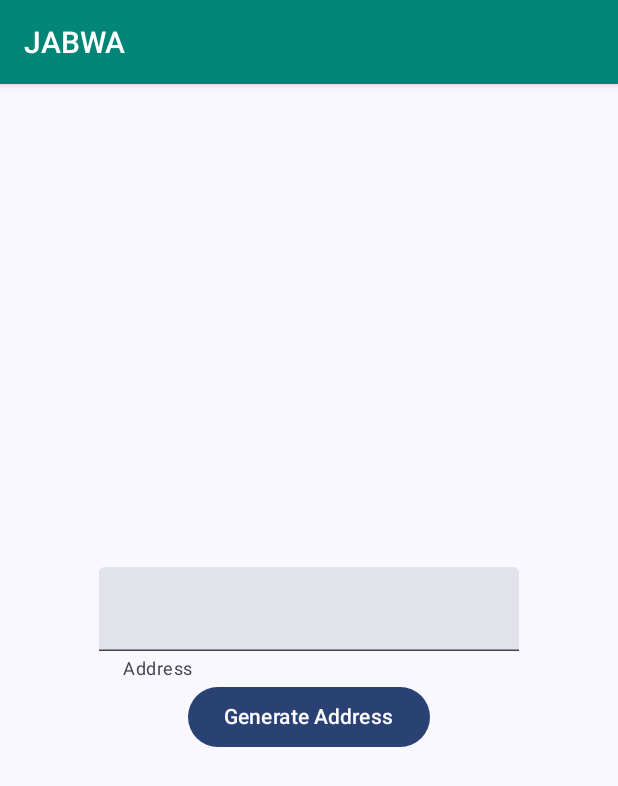
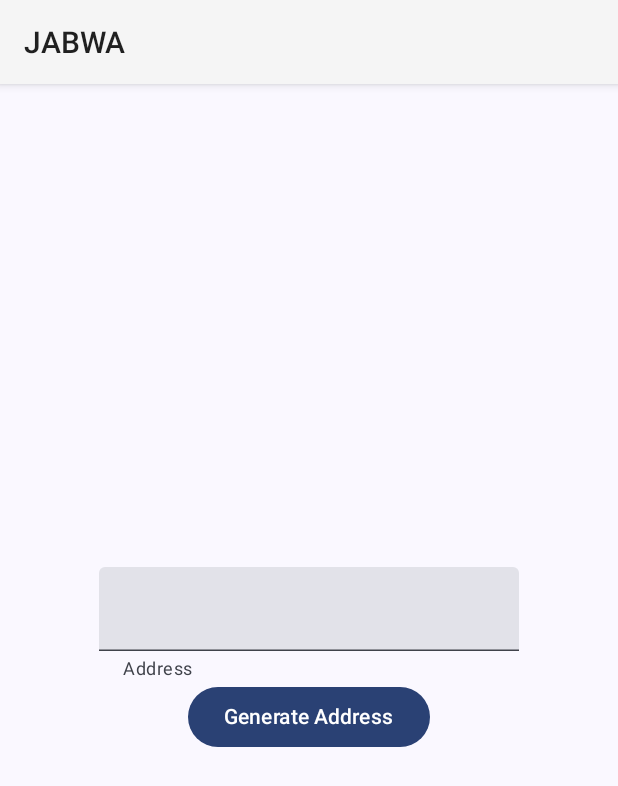
Before and after one commit to caiofaustino/jabwa, an Android app built with Jetpack Compose: the screen it shows after launch (MainActivity), on a phone screen of 412 x 824 dp. Shown: the top 786 px of the screen. Run offline under Robolectric (Android 15) with nearby library versions, the phone set to English and light mode, and no system bars.

Commit message:
Delete old UI approach.

```diff
--- a/app/build.gradle.kts
+++ b/app/build.gradle.kts
@@ -67,9 +67,6 @@ dependencies {
 
     debugImplementation(libs.compose.ui.tooling)
 
-    implementation(libs.androidx.appcompat)
-    implementation(libs.androidx.constraintlayout)
-
     implementation(libs.bouncycastle.bcprov.jdk15on)
 
     testImplementation(libs.junit)
--- a/app/src/main/AndroidManifest.xml
+++ b/app/src/main/AndroidManifest.xml
@@ -10,7 +10,7 @@
             android:label="@string/app_name"
             android:roundIcon="@mipmap/ic_launcher_round"
             android:supportsRtl="true"
-            android:theme="@style/AppTheme">
+            android:theme="@style/JabwaTheme">
 
         <activity
             android:name=".MainActivity"
--- a/app/src/main/java/dev/caiofaustino/jabwa/MainActivity.kt
+++ b/app/src/main/java/dev/caiofaustino/jabwa/MainActivity.kt
@@ -1,11 +1,11 @@
 package dev.caiofaustino.jabwa
 
 import android.os.Bundle
+import androidx.activity.ComponentActivity
 import androidx.activity.compose.setContent
 import androidx.activity.enableEdgeToEdge
-import androidx.appcompat.app.AppCompatActivity
 
-class MainActivity : AppCompatActivity() {
+class MainActivity : ComponentActivity() {
 
     override fun onCreate(savedInstanceState: Bundle?) {
         super.onCreate(savedInstanceState)
--- a/app/src/main/res/values/colors.xml
+++ /dev/null
@@ -1,6 +0,0 @@
-<?xml version="1.0" encoding="utf-8"?>
-<resources>
-    <color name="colorPrimary">#008577</color>
-    <color name="colorPrimaryDark">#00574B</color>
-    <color name="colorAccent">#D81B60</color>
-</resources>
--- a/app/src/main/res/values/styles.xml
+++ b/app/src/main/res/values/styles.xml
@@ -1,11 +1,6 @@
 <resources>
 
     <!-- Base application theme. -->
-    <style name="AppTheme" parent="Theme.AppCompat.Light.DarkActionBar">
-        <!-- Customize your theme here. -->
-        <item name="colorPrimary">@color/colorPrimary</item>
-        <item name="colorPrimaryDark">@color/colorPrimaryDark</item>
-        <item name="colorAccent">@color/colorAccent</item>
-    </style>
+    <style name="JabwaTheme" parent="android:Theme.Material.Light"/>
 
 </resources>
```
Also changed, not shown: app/src/main/res/layout/activity_create_wallet.xml (deleted, +0 -10 lines), app/src/main/res/layout/activity_main.xml (deleted, +0 -42 lines), gradle/libs.versions.toml (+3 -7 lines).
